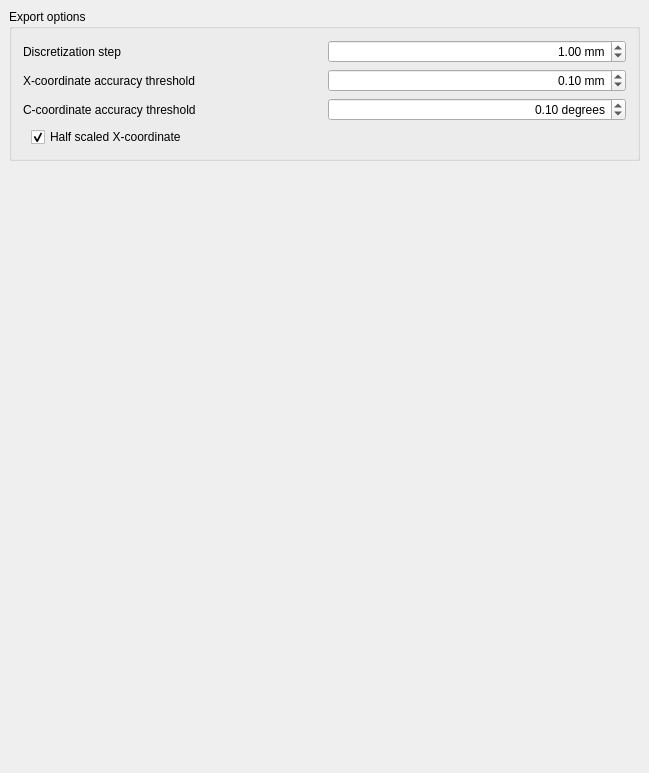
Before: the Qt Designer form PolarCoordinatesExporter/preferences-export.ui in CraftCoderr/FreeCAD_PCE, drawn with Qt 5.
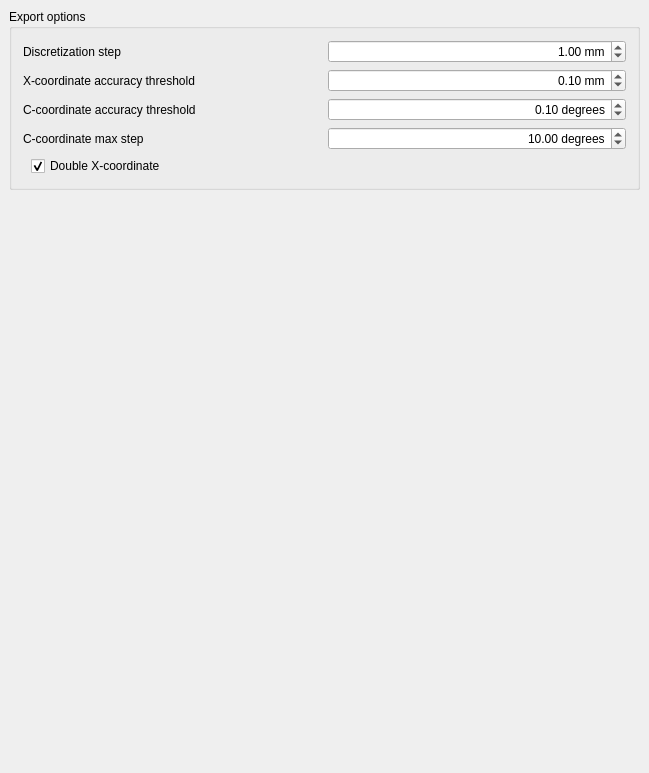
After: the same form once the commit is applied. Custom widgets are drawn as their Qt base class.

```diff
--- a/PolarCoordinatesExporter/preferences-export.ui
+++ b/PolarCoordinatesExporter/preferences-export.ui
@@ -143,6 +143,42 @@
         </item>
        </layout>
       </item>
+      <item>
+       <layout class="QHBoxLayout" name="horizontalLayout_3">
+        <item>
+         <widget class="QLabel" name="label">
+          <property name="text">
+           <string>C-coordinate max step</string>
+          </property>
+         </widget>
+        </item>
+        <item>
+         <widget class="Gui::PrefDoubleSpinBox" name="doubleSpinBox_3">
+          <property name="toolTip">
+           <string>Maximum step of coordinate.</string>
+          </property>
+          <property name="alignment">
+           <set>Qt::AlignRight|Qt::AlignTrailing|Qt::AlignVCenter</set>
+          </property>
+          <property name="suffix">
+           <string> degrees</string>
+          </property>
+          <property name="maximum">
+           <double>360.0</double>
+          </property>
+          <property name="value">
+           <double>10.0</double>
+          </property>
+          <property name="prefEntry" stdset="0">
+           <cstring>cCoordinateMaxStep</cstring>
+          </property>
+          <property name="prefPath" stdset="0">
+           <cstring>Mod/PolarCoordinatesExporter</cstring>
+          </property>
+         </widget>
+        </item>
+       </layout>
+      </item>
       <item>
        <layout class="QHBoxLayout" name="horizontalLayout">
         <item>
@@ -167,7 +203,7 @@
               <string>If checked, polar X-coordinate will be divided by 2. </string>
             </property>
             <property name="text">
-              <string>Half scaled X-coordinate</string>
+              <string>Double X-coordinate</string>
             </property>
             <property name="checked">
               <bool>true</bool>
```
Left out of the diff: 6 changed lines with no effect on the pictures.
